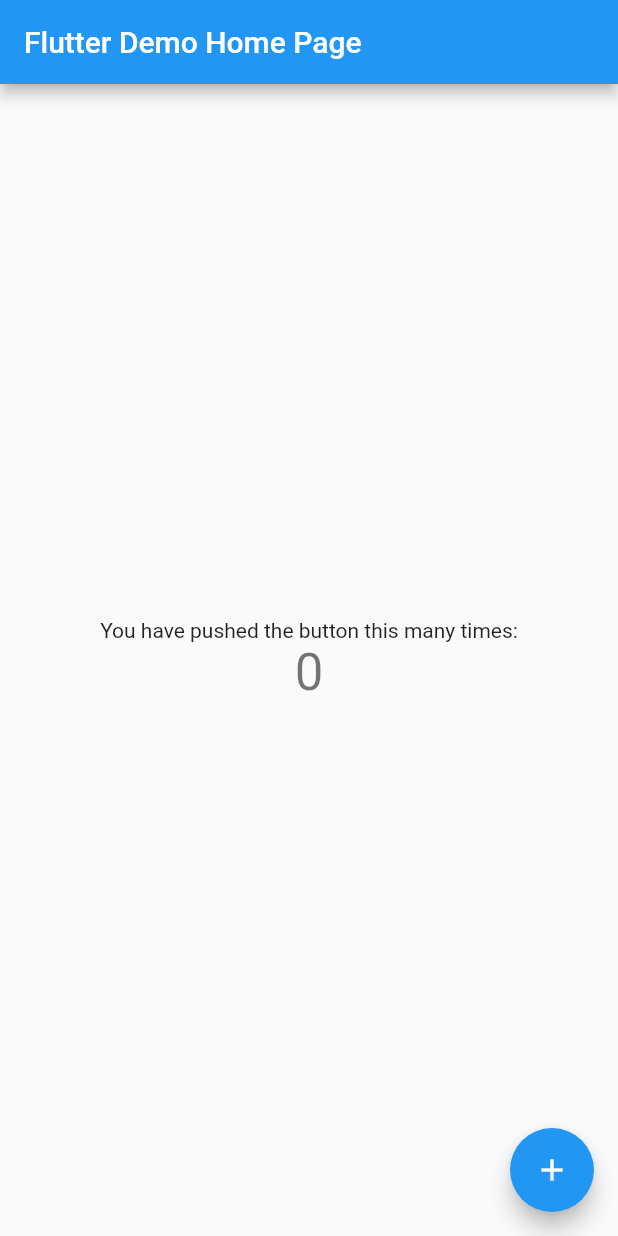
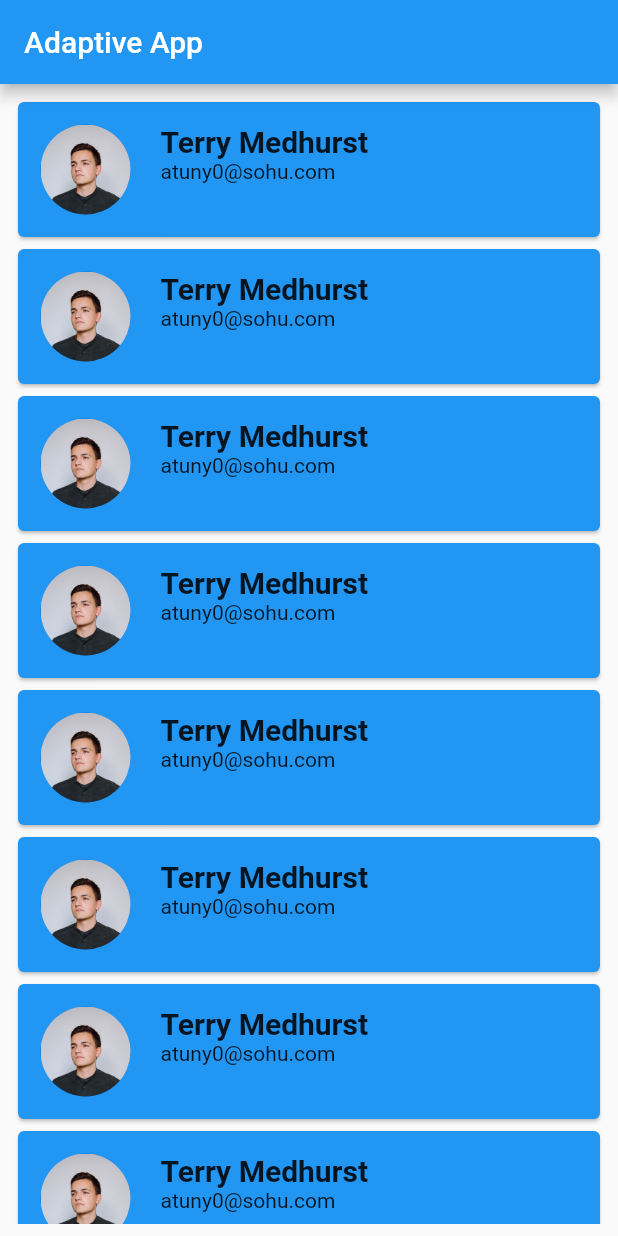
Before and after one commit to mishapark/multiplatform_solutions, a Flutter app: the screen it shows after launch, on a phone screen of 412 x 824 dp. Run offline on Flutter 3.47's test engine with Material 2 defaults, Android fonts, the phone set to English and light mode, and no system bars; our stand-ins replace popover, webview_flutter; missing offline and left inert: dart:html.

Commit message:
finished 4

```diff
--- /dev/null
+++ b/adaptive_app/assets/data.json
@@ -0,0 +1,72 @@
+[
+  {
+    "id": 1,
+    "firstName": "Terry",
+    "lastName": "Medhurst",
+    "email": "atuny0@sohu.com",
+    "pic": "assets/1.jpeg"
+  },
+  {
+    "id": 2,
+    "firstName": "Terry",
+    "lastName": "Medhurst",
+    "email": "atuny0@sohu.com",
+    "pic": "assets/1.jpeg"
+  },
+  {
+    "id": 3,
+    "firstName": "Terry",
+    "lastName": "Medhurst",
+    "email": "atuny0@sohu.com",
+    "pic": "assets/1.jpeg"
+  },
+  {
+    "id": 4,
+    "firstName": "Terry",
+    "lastName": "Medhurst",
+    "email": "atuny0@sohu.com",
+    "pic": "assets/1.jpeg"
+  },
+  {
+    "id": 5,
+    "firstName": "Terry",
+    "lastName": "Medhurst",
+    "email": "atuny0@sohu.com",
+    "pic": "assets/1.jpeg"
+  },
+  {
+    "id": 6,
+    "firstName": "Terry",
+    "lastName": "Medhurst",
+    "email": "atuny0@sohu.com",
+    "pic": "assets/1.jpeg"
+  },
+  {
+    "id": 7,
+    "firstName": "Terry",
+    "lastName": "Medhurst",
+    "email": "atuny0@sohu.com",
+    "pic": "assets/1.jpeg"
+  },
+  {
+    "id": 8,
+    "firstName": "Terry",
+    "lastName": "Medhurst",
+    "email": "atuny0@sohu.com",
+    "pic": "assets/1.jpeg"
+  },
+  {
+    "id": 9,
+    "firstName": "Terry",
+    "lastName": "Medhurst",
+    "email": "atuny0@sohu.com",
+    "pic": "assets/1.jpeg"
+  },
+  {
+    "id": 10,
+    "firstName": "Terry",
+    "lastName": "Medhurst",
+    "email": "atuny0@sohu.com",
+    "pic": "assets/1.jpeg"
+  }
+]
--- a/adaptive_app/lib/main.dart
+++ b/adaptive_app/lib/main.dart
@@ -1,4 +1,10 @@
+import 'dart:convert';
+
+import 'package:adaptive_app/model/user.dart';
+import 'package:adaptive_app/view/narrow_view.dart';
+import 'package:adaptive_app/view/wide_view.dart';
 import 'package:flutter/material.dart';
+import 'package:flutter/services.dart';
 
 void main() {
   runApp(const MyApp());
@@ -7,40 +13,20 @@
 class MyApp extends StatelessWidget {
   const MyApp({super.key});
 
-  // This widget is the root of your application.
   @override
   Widget build(BuildContext context) {
     return MaterialApp(
       title: 'Flutter Demo',
       theme: ThemeData(
-        // This is the theme of your application.
-        //
-        // Try running your application with "flutter run". You'll see the
-        // application has a blue toolbar. Then, without quitting the app, try
-        // changing the primarySwatch below to Colors.green and then invoke
-        // "hot reload" (press "r" in the console where you ran "flutter run",
-        // or simply save your changes to "hot reload" in a Flutter IDE).
-        // Notice that the counter didn't reset back to zero; the application
-        // is not restarted.
         primarySwatch: Colors.blue,
       ),
-      home: const MyHomePage(title: 'Flutter Demo Home Page'),
+      home: const MyHomePage(title: 'Adaptive App'),
     );
   }
 }
 
 class MyHomePage extends StatefulWidget {
   const MyHomePage({super.key, required this.title});
-
-  // This widget is the home page of your application. It is stateful, meaning
-  // that it has a State object (defined below) that contains fields that affect
-  // how it looks.
-
-  // This class is the configuration for the state. It holds the values (in this
-  // case the title) provided by the parent (in this case the App widget) and
-  // used by the build method of the State. Fields in a Widget subclass are
-  // always marked "final".
-
   final String title;
 
   @override
@@ -48,68 +34,40 @@
 }
 
 class _MyHomePageState extends State<MyHomePage> {
-  int _counter = 0;
+  List<User> _usersList = [];
 
-  void _incrementCounter() {
+  @override
+  void initState() {
+    fetchFileFromAssets('assets/data.json');
+    super.initState();
+  }
+
+  void fetchFileFromAssets(String assetsPath) async {
+    final decodedJson = await rootBundle
+        .loadString(assetsPath)
+        .then((jsonStr) => jsonDecode(jsonStr));
+    final userList =
+        decodedJson.map<User>((user) => User.fromJson(user)).toList();
     setState(() {
-      // This call to setState tells the Flutter framework that something has
-      // changed in this State, which causes it to rerun the build method below
-      // so that the display can reflect the updated values. If we changed
-      // _counter without calling setState(), then the build method would not be
-      // called again, and so nothing would appear to happen.
-      _counter++;
+      _usersList = userList;
     });
   }
 
   @override
   Widget build(BuildContext context) {
-    // This method is rerun every time setState is called, for instance as done
-    // by the _incrementCounter method above.
-    //
-    // The Flutter framework has been optimized to make rerunning build methods
-    // fast, so that you can just rebuild anything that needs updating rather
-    // than having to individually change instances of widgets.
+    final screenWidth = MediaQuery.of(context).size.width;
+
     return Scaffold(
-      appBar: AppBar(
-        // Here we take the value from the MyHomePage object that was created by
-        // the App.build method, and use it to set our appbar title.
-        title: Text(widget.title),
-      ),
-      body: Center(
-        // Center is a layout widget. It takes a single child and positions it
-        // in the middle of the parent.
-        child: Column(
-          // Column is also a layout widget. It takes a list of children and
-          // arranges them vertically. By default, it sizes itself to fit its
-          // children horizontally, and tries to be as tall as its parent.
-          //
-          // Invoke "debug painting" (press "p" in the console, choose the
-          // "Toggle Debug Paint" action from the Flutter Inspector in Android
-          // Studio, or the "Toggle Debug Paint" command in Visual Studio Code)
-          // to see the wireframe for each widget.
-          //
-          // Column has various properties to control how it sizes itself and
-          // how it positions its children. Here we use mainAxisAlignment to
-          // center the children vertically; the main axis here is the vertical
-          // axis because Columns are vertical (the cross axis would be
-          // horizontal).
-          mainAxisAlignment: MainAxisAlignment.center,
-          children: <Widget>[
-            const Text(
-              'You have pushed the button this many times:',
+      appBar: screenWidth > 720
+          ? null
+          : AppBar(
+              title: Text(widget.title),
             ),
-            Text(
-              '$_counter',
-              style: Theme.of(context).textTheme.headlineMedium,
-            ),
-          ],
-        ),
-      ),
-      floatingActionButton: FloatingActionButton(
-        onPressed: _incrementCounter,
-        tooltip: 'Increment',
-        child: const Icon(Icons.add),
-      ), // This trailing comma makes auto-formatting nicer for build methods.
+      body: LayoutBuilder(builder: (context, constraints) {
+        return constraints.maxWidth > 720
+            ? WideView(usersList: _usersList)
+            : NarrowView(usersList: _usersList);
+      }),
     );
   }
 }
--- /dev/null
+++ b/adaptive_app/lib/model/user.dart
@@ -0,0 +1,25 @@
+class User {
+  final int id;
+  final String firstname;
+  final String lastname;
+  final String email;
+  final String pic;
+
+  const User({
+    required this.id,
+    required this.firstname,
+    required this.lastname,
+    required this.email,
+    required this.pic,
+  });
+
+  factory User.fromJson(Map<String, dynamic> json) {
+    return User(
+      id: json['id'] as int,
+      firstname: json['firstName'] as String,
+      lastname: json['lastName'] as String,
+      email: json['email'] as String,
+      pic: json['pic'] as String,
+    );
+  }
+}
--- /dev/null
+++ b/adaptive_app/lib/util/menu_items.dart
@@ -0,0 +1,16 @@
+import 'package:flutter/material.dart';
+
+List menuItems = [
+  {
+    'title': 'View Profile',
+    'icon': const Icon(Icons.person),
+  },
+  {
+    'title': 'Friends',
+    'icon': const Icon(Icons.people),
+  },
+  {
+    'title': 'Report',
+    'icon': const Icon(Icons.report),
+  },
+];
--- /dev/null
+++ b/adaptive_app/lib/view/narrow_view.dart
@@ -0,0 +1,52 @@
+import 'package:adaptive_app/model/user.dart';
+import 'package:adaptive_app/util/menu_items.dart';
+import 'package:adaptive_app/widgets/popup_menu_item.dart';
+import 'package:adaptive_app/widgets/user_card.dart';
+import 'package:flutter/material.dart';
+
+class NarrowView extends StatelessWidget {
+  final List<User> usersList;
+  const NarrowView({super.key, required this.usersList});
+
+  @override
+  Widget build(BuildContext context) {
+    return Padding(
+      padding: const EdgeInsets.all(8.0),
+      child: ListView(
+        children: usersList
+            .map(
+              (user) => UserCard(
+                firstname: user.firstname,
+                lastname: user.lastname,
+                email: user.email,
+                pic: user.pic,
+                onTap: () {
+                  showModalBottomSheet(
+                    context: context,
+                    builder: (BuildContext context) {
+                      return SizedBox(
+                        height: 200,
+                        child: Center(
+                          child: Column(
+                            mainAxisAlignment: MainAxisAlignment.center,
+                            mainAxisSize: MainAxisSize.min,
+                            children: menuItems
+                                .map((item) => MenuItem(
+                                      title: item['title'],
+                                      icon: item['icon'],
+                                      onTap: () => Navigator.pop(context),
+                                    ))
+                                .toList(),
+                          ),
+                        ),
+                      );
+                    },
+                  );
+                },
+              ),
+            )
+            .toList(),
+      ),
+    );
+  }
+}
--- /dev/null
+++ b/adaptive_app/lib/widgets/user_card.dart
@@ -0,0 +1,56 @@
+import 'package:flutter/material.dart';
+
+class UserCard extends StatelessWidget {
+  final String firstname;
+  final String lastname;
+  final String email;
+  final String pic;
+  final VoidCallback onTap;
+
+  const UserCard({
+    super.key,
+    required this.firstname,
+    required this.lastname,
+    required this.email,
+    required this.pic,
+    required this.onTap,
+  });
+
+  @override
+  Widget build(BuildContext context) {
+    return Card(
+      color: Colors.blue,
+      child: GestureDetector(
+        onTap: onTap,
+        child: Padding(
+          padding: const EdgeInsets.all(15),
+          child: Row(
+            crossAxisAlignment: CrossAxisAlignment.start,
+            children: [
+              CircleAvatar(
+                minRadius: 30,
+                backgroundImage: AssetImage(pic),
+              ),
+              const SizedBox(
+                width: 20,
+              ),
+              Column(
+                crossAxisAlignment: CrossAxisAlignment.start,
+                children: [
+                  Text(
+                    '$firstname $lastname',
+                    style: const TextStyle(
+                      fontSize: 20,
+                      fontWeight: FontWeight.bold,
+                    ),
+                  ),
+                  Text(email),
+                ],
+              ),
+            ],
+          ),
+        ),
+      ),
+    );
+  }
+}
```
Also changed, not shown: adaptive_app/lib/view/wide_view.dart (added, +77 -0 lines), adaptive_app/lib/widgets/popup_menu_item.dart (added, +31 -0 lines), adaptive_app/lib/widgets/user_card_grid.dart (added, +61 -0 lines), adaptive_app/pubspec.yaml (+5 -7 lines), adaptive_app/assets/1.jpeg (added), adaptive_app/pubspec.lock.
